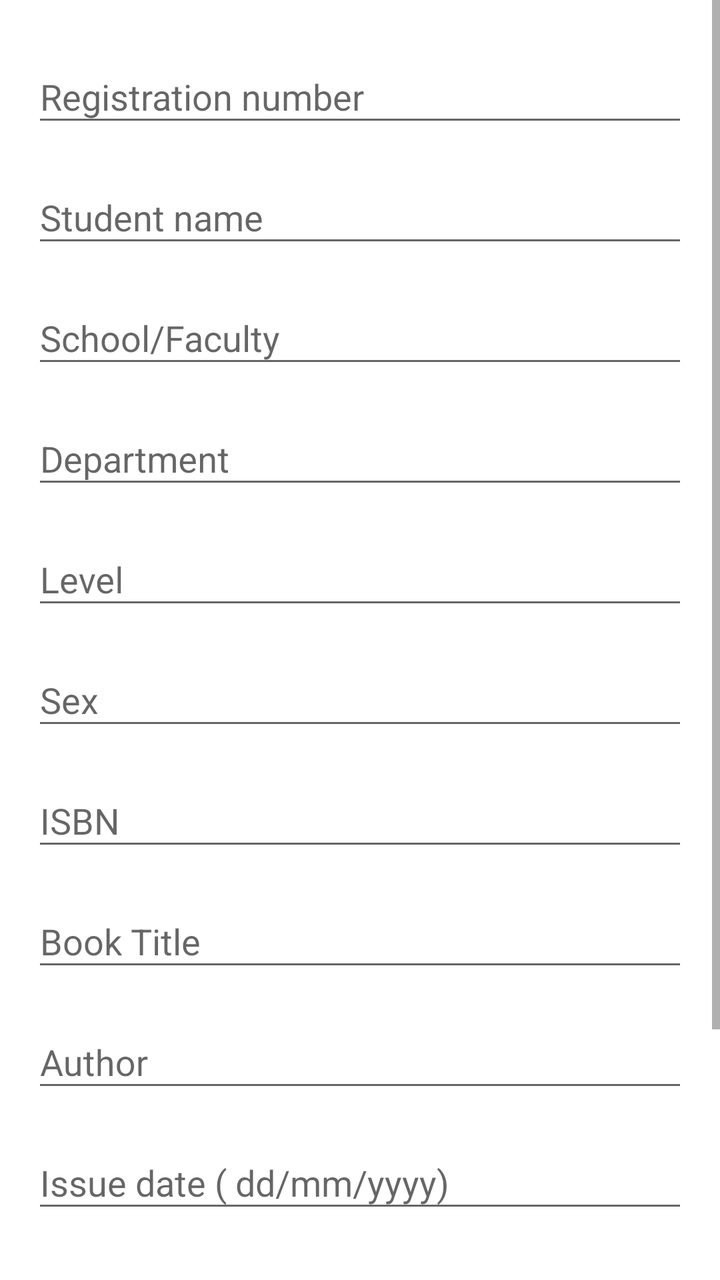
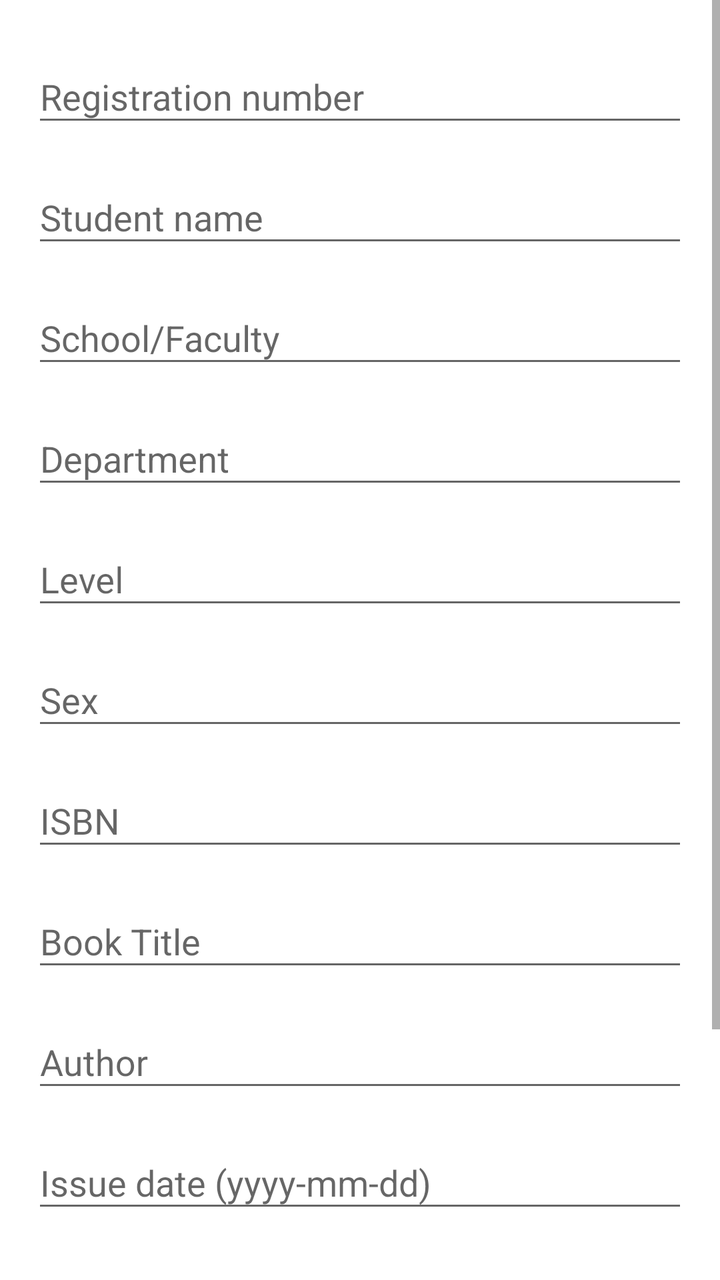

Before-and-after screenshots of an Android layout around one commit, followed by the original layout XML and the change that was made.
<!-- AndroidManifest.xml: application theme Theme.LiberianPro -->
<!-- res/layout/activity_final_return.xml -->
<?xml version="1.0" encoding="utf-8"?>
<androidx.constraintlayout.widget.ConstraintLayout xmlns:android="http://schemas.android.com/apk/res/android"
    xmlns:app="http://schemas.android.com/apk/res-auto"
    xmlns:tools="http://schemas.android.com/tools"
    android:layout_width="match_parent"
    android:layout_height="match_parent"
    android:background="@android:color/background_light"
    tools:context="com.return_book.FinalReturnActivity">
    <ScrollView
        android:layout_width="0dp"
        android:layout_height="0dp"
        app:layout_constraintBottom_toBottomOf="parent"
        app:layout_constraintEnd_toEndOf="parent"
        app:layout_constraintStart_toStartOf="parent"
        app:layout_constraintTop_toTopOf="parent">

        <androidx.constraintlayout.widget.ConstraintLayout
            android:id="@+id/linearLayout"
            android:layout_width="match_parent"
            android:layout_height="wrap_content">

            <com.google.android.material.textfield.TextInputLayout
                android:id="@+id/textInputLayout13"
                android:layout_width="0dp"
                android:layout_height="wrap_content"
                android:layout_marginStart="16dp"
                android:layout_marginTop="16dp"
                android:layout_marginEnd="16dp"
                app:layout_constraintBottom_toTopOf="@+id/textInputLayout14"
                app:layout_constraintEnd_toEndOf="parent"
                app:layout_constraintStart_toStartOf="parent"
                app:layout_constraintTop_toTopOf="parent"
                app:layout_constraintVertical_chainStyle="packed">

                <com.google.android.material.textfield.TextInputEditText
                    android:id="@+id/return_reg_number"
                    android:layout_width="match_parent"
                    android:layout_height="wrap_content"
                    android:editable="false"
                    android:hint="Registration number" />
            </com.google.android.material.textfield.TextInputLayout>

            <com.google.android.material.textfield.TextInputLayout
                android:id="@+id/textInputLayout14"
                android:layout_width="0dp"
                android:layout_height="wrap_content"
                android:layout_marginStart="16dp"
                android:layout_marginTop="8dp"
                android:layout_marginEnd="16dp"
                app:layout_constraintBottom_toTopOf="@+id/textInputLayout15"
                app:layout_constraintEnd_toEndOf="parent"
                app:layout_constraintStart_toStartOf="parent"
                app:layout_constraintTop_toBottomOf="@+id/textInputLayout13">

                <com.google.android.material.textfield.TextInputEditText
                    android:id="@+id/return_student_name"
                    android:layout_width="match_parent"
                    android:layout_height="wrap_content"
                    android:editable="false"
                    android:hint="Student name" />
            </com.google.android.material.textfield.TextInputLayout>

            <com.google.android.material.textfield.TextInputLayout
                android:id="@+id/textInputLayout15"
                android:layout_width="0dp"
                android:layout_height="wrap_content"
                android:layout_marginStart="16dp"
                android:layout_marginTop="8dp"
                android:layout_marginEnd="16dp"
                app:layout_constraintBottom_toTopOf="@+id/textInputLayout16"
                app:layout_constraintEnd_toEndOf="parent"
                app:layout_constraintStart_toStartOf="parent"
                app:layout_constraintTop_toBottomOf="@+id/textInputLayout14">

                <com.google.android.material.textfield.TextInputEditText
                    android:id="@+id/return_school"
                    android:layout_width="match_parent"
                    android:layout_height="wrap_content"
                    android:editable="false"
                    android:hint="School/Faculty" />
            </com.google.android.material.textfield.TextInputLayout>

            <com.google.android.material.textfield.TextInputLayout
                android:id="@+id/textInputLayout16"
                android:layout_width="0dp"
                android:layout_height="wrap_content"
                android:layout_marginStart="16dp"
                android:layout_marginTop="8dp"
                android:layout_marginEnd="16dp"
                app:layout_constraintBottom_toTopOf="@+id/textInputLayout17"
                app:layout_constraintEnd_toEndOf="parent"
                app:layout_constraintStart_toStartOf="parent"
                app:layout_constraintTop_toBottomOf="@+id/textInputLayout15">

                <com.google.android.material.textfield.TextInputEditText
                    android:id="@+id/return_department"
                    android:layout_width="match_parent"
                    android:layout_height="wrap_content"
                    android:editable="false"
                    android:hint="Department" />
            </com.google.android.material.textfield.TextInputLayout>

            <com.google.android.material.textfield.TextInputLayout
                android:id="@+id/textInputLayout17"
                android:layout_width="0dp"
                android:layout_height="wrap_content"
                android:layout_marginStart="16dp"
                android:layout_marginTop="8dp"
                android:layout_marginEnd="16dp"
                app:layout_constraintBottom_toTopOf="@+id/textInputLayout24"
                app:layout_constraintEnd_toEndOf="parent"
                app:layout_constraintStart_toStartOf="parent"
                app:layout_constraintTop_toBottomOf="@+id/textInputLayout16">

                <com.google.android.material.textfield.TextInputEditText
                    android:id="@+id/return_level"
                    android:layout_width="match_parent"
                    android:layout_height="wrap_content"
                    android:editable="false"
                    android:hint="Level" />
            </com.google.android.material.textfield.TextInputLayout>

            <com.google.android.material.textfield.TextInputLayout
                android:id="@+id/textInputLayout24"
                android:layout_width="0dp"
                android:layout_height="wrap_content"
                android:layout_marginStart="16dp"
                android:layout_marginTop="8dp"
                android:layout_marginEnd="16dp"
                app:layout_constraintBottom_toTopOf="@+id/textInputLayout18"
                app:layout_constraintEnd_toEndOf="parent"
                app:layout_constraintStart_toStartOf="parent"
                app:layout_constraintTop_toBottomOf="@+id/textInputLayout17">

                <com.google.android.material.textfield.TextInputEditText
                    android:id="@+id/return_sex"
                    android:layout_width="match_parent"
                    android:layout_height="wrap_content"
                    android:editable="false"
                    android:hint="Sex" />
            </com.google.android.material.textfield.TextInputLayout>

            <com.google.android.material.textfield.TextInputLayout
                android:id="@+id/textInputLayout18"
                android:layout_width="0dp"
                android:layout_height="wrap_content"
                android:layout_marginStart="16dp"
                android:layout_marginTop="8dp"
                android:layout_marginEnd="16dp"
                app:layout_constraintBottom_toTopOf="@+id/textInputLayout19"
                app:layout_constraintEnd_toEndOf="parent"
                app:layout_constraintStart_toStartOf="parent"
                app:layout_constraintTop_toBottomOf="@+id/textInputLayout24">

                <com.google.android.material.textfield.TextInputEditText
                    android:id="@+id/return_isbn"
                    android:layout_width="match_parent"
                    android:layout_height="wrap_content"
                    android:editable="false"
                    android:hint="ISBN" />
            </com.google.android.material.textfield.TextInputLayout>

            <com.google.android.material.textfield.TextInputLayout
                android:id="@+id/textInputLayout19"
                android:layout_width="0dp"
                android:layout_height="wrap_content"
                android:layout_marginStart="16dp"
                android:layout_marginTop="8dp"
                android:layout_marginEnd="16dp"
                app:layout_constraintBottom_toTopOf="@+id/textInputLayout20"
                app:layout_constraintEnd_toEndOf="parent"
                app:layout_constraintStart_toStartOf="parent"
                app:layout_constraintTop_toBottomOf="@+id/textInputLayout18">

                <com.google.android.material.textfield.TextInputEditText
                    android:id="@+id/return_book_title"
                    android:layout_width="match_parent"
                    android:layout_height="wrap_content"
                    android:editable="false"
                    android:hint="Book Title" />
            </com.google.android.material.textfield.TextInputLayout>

            <com.google.android.material.textfield.TextInputLayout
                android:id="@+id/textInputLayout20"
                android:layout_width="0dp"
                android:layout_height="wrap_content"
                android:layout_marginStart="16dp"
                android:layout_marginTop="8dp"
                android:layout_marginEnd="16dp"
                app:layout_constraintBottom_toTopOf="@+id/textInputLayout21"
                app:layout_constraintEnd_toEndOf="parent"
                app:layout_constraintStart_toStartOf="parent"
                app:layout_constraintTop_toBottomOf="@+id/textInputLayout19">

                <com.google.android.material.textfield.TextInputEditText
                    android:id="@+id/return_author"
                    android:layout_width="match_parent"
                    android:layout_height="wrap_content"
                    android:editable="false"
                    android:hint="Author" />
            </com.google.android.material.textfield.TextInputLayout>

            <com.google.android.material.textfield.TextInputLayout
                android:id="@+id/textInputLayout21"
                android:layout_width="0dp"
                android:layout_height="wrap_content"
                android:layout_marginStart="16dp"
                android:layout_marginTop="8dp"
                android:layout_marginEnd="16dp"
                app:layout_constraintBottom_toTopOf="@+id/textInputLayout22"
                app:layout_constraintEnd_toEndOf="parent"
                app:layout_constraintStart_toStartOf="parent"
                app:layout_constraintTop_toBottomOf="@+id/textInputLayout20">

                <com.google.android.material.textfield.TextInputEditText
                    android:id="@+id/return_issuedate"
                    android:layout_width="match_parent"
                    android:layout_height="wrap_content"
                    android:editable="false"
                    android:hint="Issue date ( dd/mm/yyyy)" />
            </com.google.android.material.textfield.TextInputLayout>

            <com.google.android.material.textfield.TextInputLayout
                android:id="@+id/textInputLayout22"
                android:layout_width="0dp"
                android:layout_height="wrap_content"
                android:layout_marginStart="16dp"
                android:layout_marginTop="8dp"
                android:layout_marginEnd="16dp"
                app:layout_constraintEnd_toEndOf="parent"
                app:layout_constraintStart_toStartOf="parent"
                app:layout_constraintTop_toBottomOf="@+id/textInputLayout21"
                app:layout_constraintBottom_toTopOf="@+id/textInputLayout26">

                <com.google.android.material.textfield.TextInputEditText
                    android:id="@+id/return_returndate"
                    android:layout_width="match_parent"
                    android:layout_height="wrap_content"
                    android:editable="false"
                    android:hint="Return date (dd/mm/yyyy)" />
            </com.google.android.material.textfield.TextInputLayout>

            <com.google.android.material.textfield.TextInputLayout
                android:id="@+id/textInputLayout26"
                android:layout_width="0dp"
                android:layout_height="wrap_content"
                android:layout_marginStart="16dp"
                android:layout_marginTop="8dp"
                android:layout_marginEnd="16dp"
                app:layout_constraintBottom_toTopOf="@+id/returnButton"
                app:layout_constraintEnd_toEndOf="parent"
                app:layout_constraintStart_toStartOf="parent"
                app:layout_constraintTop_toBottomOf="@+id/textInputLayout22">

                <com.google.android.material.textfield.TextInputEditText
                    android:id="@+id/return_ac_returndate"
                    android:layout_width="match_parent"
                    android:layout_height="wrap_content"
                    android:hint="Today's date (dd/mm/yyyy)" />
            </com.google.android.material.textfield.TextInputLayout>

            <Button
                android:id="@+id/returnButton"
                android:layout_width="0dp"
                android:layout_height="wrap_content"
                android:layout_marginStart="16dp"
                android:layout_marginTop="8dp"
                android:layout_marginEnd="16dp"
                android:layout_marginBottom="8dp"
                android:text="Return Book"
                android:textAppearance="@style/TextAppearance.AppCompat.Body1"
                android:textSize="18sp"
                app:layout_constraintBottom_toBottomOf="parent"
                app:layout_constraintEnd_toEndOf="parent"
                app:layout_constraintStart_toStartOf="parent"
                app:layout_constraintTop_toBottomOf="@+id/textInputLayout26" />
        </androidx.constraintlayout.widget.ConstraintLayout>
    </ScrollView>
</androidx.constraintlayout.widget.ConstraintLayout>
<!-- resources referenced by this layout -->
<resources>
  <style name="Theme.LiberianPro" parent="Theme.AppCompat.Light.DarkActionBar">
          
          <item name="colorPrimary">@color/colorPrimary</item>
          <item name="colorPrimaryDark">@color/colorPrimaryDark</item>
          <item name="colorAccent">@color/colorAccent</item>
      </style>
  <color name="colorPrimary">#37474f</color>
  <color name="colorPrimaryDark">#37474f</color>
  <color name="colorAccent">#2196F3</color>
</resources>

<!-- the commit's change to res/layout/activity_final_return.xml (unified diff, before → after) -->
@@ -6,7 +6,9 @@
     android:layout_height="match_parent"
     android:background="@android:color/background_light"
     tools:context="com.return_book.FinalReturnActivity">
+
     <ScrollView
+        android:id="@+id/return_book_scrollview"
         android:layout_width="0dp"
         android:layout_height="0dp"
         app:layout_constraintBottom_toBottomOf="parent"
@@ -36,7 +38,7 @@
                     android:id="@+id/return_reg_number"
                     android:layout_width="match_parent"
                     android:layout_height="wrap_content"
-                    android:editable="false"
+
                     android:hint="Registration number" />
             </com.google.android.material.textfield.TextInputLayout>
 
@@ -56,7 +58,7 @@
                     android:id="@+id/return_student_name"
                     android:layout_width="match_parent"
                     android:layout_height="wrap_content"
-                    android:editable="false"
+
                     android:hint="Student name" />
             </com.google.android.material.textfield.TextInputLayout>
 
@@ -76,7 +78,7 @@
                     android:id="@+id/return_school"
                     android:layout_width="match_parent"
                     android:layout_height="wrap_content"
-                    android:editable="false"
+
                     android:hint="School/Faculty" />
             </com.google.android.material.textfield.TextInputLayout>
 
@@ -96,7 +98,7 @@
                     android:id="@+id/return_department"
                     android:layout_width="match_parent"
                     android:layout_height="wrap_content"
-                    android:editable="false"
+
                     android:hint="Department" />
             </com.google.android.material.textfield.TextInputLayout>
 
@@ -116,7 +118,7 @@
                     android:id="@+id/return_level"
                     android:layout_width="match_parent"
                     android:layout_height="wrap_content"
-                    android:editable="false"
+
                     android:hint="Level" />
             </com.google.android.material.textfield.TextInputLayout>
 
@@ -136,7 +138,7 @@
                     android:id="@+id/return_sex"
                     android:layout_width="match_parent"
                     android:layout_height="wrap_content"
-                    android:editable="false"
+
                     android:hint="Sex" />
             </com.google.android.material.textfield.TextInputLayout>
 
@@ -156,7 +158,7 @@
                     android:id="@+id/return_isbn"
                     android:layout_width="match_parent"
                     android:layout_height="wrap_content"
-                    android:editable="false"
+
                     android:hint="ISBN" />
             </com.google.android.material.textfield.TextInputLayout>
 
@@ -176,7 +178,7 @@
                     android:id="@+id/return_book_title"
                     android:layout_width="match_parent"
                     android:layout_height="wrap_content"
-                    android:editable="false"
+
                     android:hint="Book Title" />
             </com.google.android.material.textfield.TextInputLayout>
 
@@ -196,7 +198,7 @@
                     android:id="@+id/return_author"
                     android:layout_width="match_parent"
                     android:layout_height="wrap_content"
-                    android:editable="false"
+
                     android:hint="Author" />
             </com.google.android.material.textfield.TextInputLayout>
 
@@ -216,8 +218,7 @@
                     android:id="@+id/return_issuedate"
                     android:layout_width="match_parent"
                     android:layout_height="wrap_content"
-                    android:editable="false"
-                    android:hint="Issue date ( dd/mm/yyyy)" />
+                    android:hint="Issue date (yyyy-mm-dd)" />
             </com.google.android.material.textfield.TextInputLayout>
 
             <com.google.android.material.textfield.TextInputLayout
@@ -227,17 +228,16 @@
                 android:layout_marginStart="16dp"
                 android:layout_marginTop="8dp"
                 android:layout_marginEnd="16dp"
-                app:layout_constraintEnd_toEndOf="parent"
-                app:layout_constraintStart_toStartOf="parent"
-                app:layout_constraintTop_toBottomOf="@+id/textInputLayout21"
-                app:layout_constraintBottom_toTopOf="@+id/textInputLayout26">
+                app:layout_constraintBottom_toTopOf="@+id/textInputLayout26"
+                app:layout_constraintEnd_toEndOf="parent"
+                app:layout_constraintStart_toStartOf="parent"
+                app:layout_constraintTop_toBottomOf="@+id/textInputLayout21">
 
                 <com.google.android.material.textfield.TextInputEditText
                     android:id="@+id/return_returndate"
                     android:layout_width="match_parent"
                     android:layout_height="wrap_content"
-                    android:editable="false"
-                    android:hint="Return date (dd/mm/yyyy)" />
+                    android:hint="Return date (yyyy-mm-dd)" />
             </com.google.android.material.textfield.TextInputLayout>
 
             <com.google.android.material.textfield.TextInputLayout
@@ -256,7 +256,7 @@
                     android:id="@+id/return_ac_returndate"
                     android:layout_width="match_parent"
                     android:layout_height="wrap_content"
-                    android:hint="Today's date (dd/mm/yyyy)" />
+                    android:hint="Today's date (yyyy-mm-dd)" />
             </com.google.android.material.textfield.TextInputLayout>
 
             <Button
